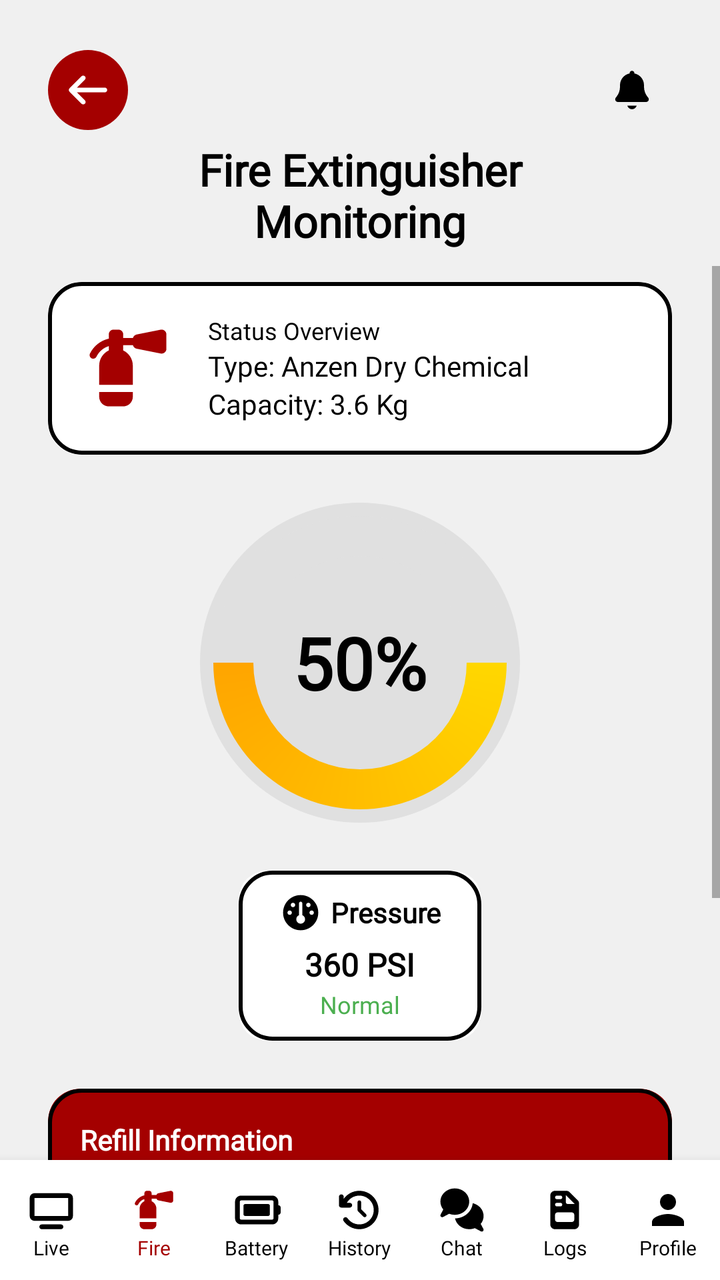
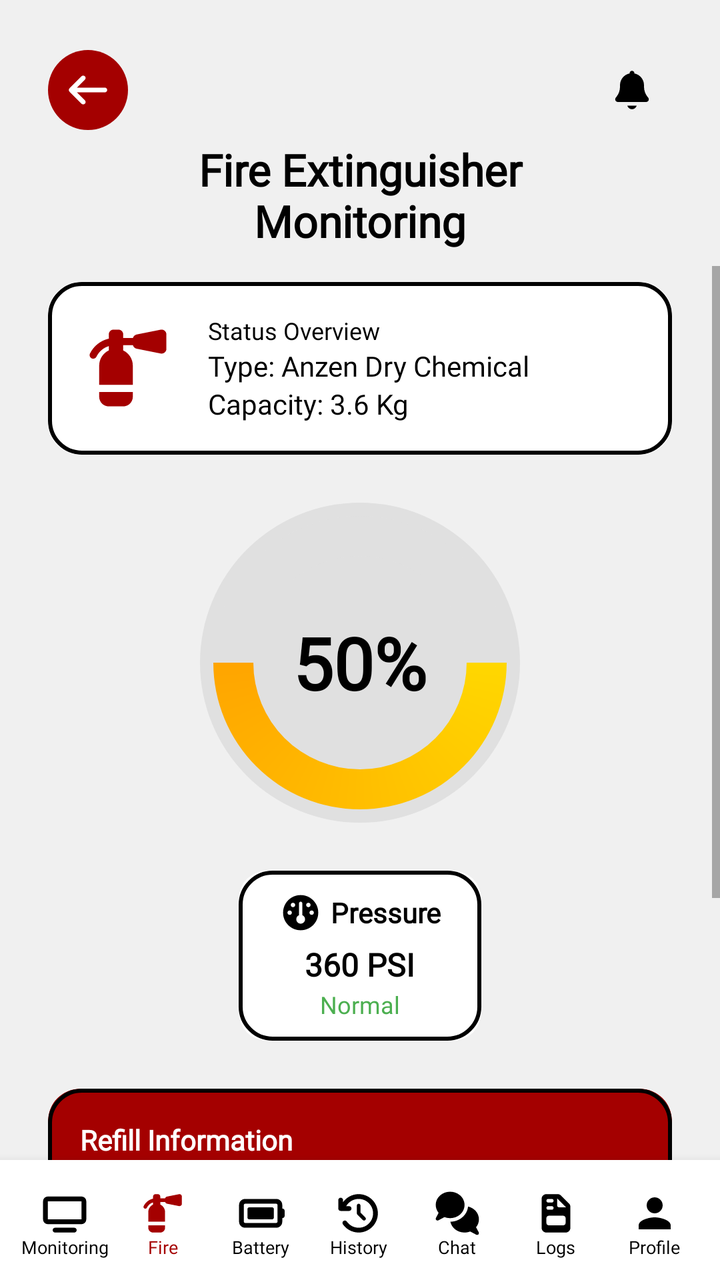

Before-and-after screenshots of an Android layout around one commit, followed by the original layout XML and the change that was made.
<!-- AndroidManifest.xml: application theme AppTheme -->
<!-- res/layout/activity_fire_extinguisher_monitoring.xml -->
<?xml version="1.0" encoding="utf-8"?>
<androidx.constraintlayout.widget.ConstraintLayout xmlns:android="http://schemas.android.com/apk/res/android"
    xmlns:app="http://schemas.android.com/apk/res-auto"
    xmlns:tools="http://schemas.android.com/tools"
    android:layout_width="match_parent"
    android:layout_height="match_parent"
    android:background="#F0F0F0"
    tools:context=".FireExtinguisherMonitoringActivity">


    <androidx.constraintlayout.widget.ConstraintLayout
        android:id="@+id/header_layout"
        android:layout_width="0dp"
        android:layout_height="wrap_content"
        android:paddingStart="24dp"
        android:paddingEnd="24dp"
        android:paddingTop="25dp"
        android:paddingBottom="8dp"
        app:layout_constraintEnd_toEndOf="parent"
        app:layout_constraintStart_toStartOf="parent"
        app:layout_constraintTop_toTopOf="parent">

        <ImageButton
            android:id="@+id/back_button"
            android:layout_width="40dp"
            android:layout_height="40dp"
            android:layout_marginTop="0dp"
            android:background="@drawable/rounded_red_button_bg_oval"
            android:contentDescription="Back"
            android:padding="8dp"
            android:scaleType="fitCenter"
            android:src="@drawable/ic_arrow_back"
            app:tint="#FFFFFF"
            app:layout_constraintStart_toStartOf="parent"
            app:layout_constraintTop_toTopOf="parent" />

        <ImageButton
            android:id="@+id/notificationButton"
            android:layout_width="40dp"
            android:layout_height="40dp"
            android:background="?attr/selectableItemBackgroundBorderless"
            android:contentDescription="Notifications"
            android:padding="8dp"
            android:scaleType="fitCenter"
            android:src="@drawable/ic_bell"
            app:tint="#000000"
            app:layout_constraintEnd_toEndOf="parent"
            app:layout_constraintTop_toTopOf="@id/back_button" />

        <TextView
            android:id="@+id/screen_title"
            android:layout_width="0dp"
            android:layout_height="wrap_content"
            android:text="Fire Extinguisher\nMonitoring"
            android:textColor="#000000"
            android:textSize="22sp"
            android:textStyle="bold"
            android:fontFamily="@font/poppins_black"
            android:gravity="center"
            android:layout_marginStart="16dp"
            android:layout_marginEnd="16dp"
            android:layout_marginTop="5dp"
            app:layout_constraintTop_toBottomOf="@id/back_button"
            app:layout_constraintStart_toEndOf="@id/back_button"
            app:layout_constraintEnd_toStartOf="@id/notificationButton"
            app:layout_constraintHorizontal_bias="0.5" />

    </androidx.constraintlayout.widget.ConstraintLayout>


    <ScrollView
        android:layout_width="0dp"
        android:layout_height="0dp"
        android:layout_marginTop="0dp" app:layout_constraintEnd_toEndOf="parent"
        app:layout_constraintStart_toStartOf="parent"
        app:layout_constraintTop_toBottomOf="@id/header_layout"
        app:layout_constraintBottom_toTopOf="@id/bottom_navigation_bar">

        <androidx.constraintlayout.widget.ConstraintLayout
            android:layout_width="match_parent"
            android:layout_height="wrap_content"
            android:paddingBottom="16dp"
            android:paddingTop="8dp">

            <androidx.cardview.widget.CardView
                android:id="@+id/status_overview_card"
                android:layout_width="0dp"
                android:layout_height="wrap_content"
                android:layout_marginStart="24dp"
                android:layout_marginEnd="24dp"
                android:layout_marginTop="0dp" app:cardCornerRadius="16dp"
                app:cardElevation="0dp"
                app:cardBackgroundColor="#FFFFFF"
                android:foreground="@drawable/rounded_card_outline_black"
                app:layout_constraintEnd_toEndOf="parent"
                app:layout_constraintStart_toStartOf="parent"
                app:layout_constraintTop_toTopOf="parent">

                <LinearLayout
                    android:layout_width="match_parent"
                    android:layout_height="wrap_content"
                    android:orientation="horizontal"
                    android:padding="16dp"
                    android:gravity="center_vertical">

                    <ImageView
                        android:layout_width="48dp"
                        android:layout_height="48dp"
                        android:src="@drawable/ic_extinguisher_red"
                        android:contentDescription="Fire Extinguisher Icon"
                        android:layout_marginEnd="16dp"
                        app:tint="#A40000" />

                    <LinearLayout
                        android:layout_width="0dp"
                        android:layout_height="wrap_content"
                        android:layout_weight="1"
                        android:orientation="vertical">

                        <TextView
                            android:layout_width="wrap_content"
                            android:layout_height="wrap_content"
                            android:text="Status Overview"
                            android:textColor="#000000"
                            android:textSize="12sp"
                            android:fontFamily="@font/poppins_regular" />

                        <TextView
                            android:id="@+id/extinguisher_type"
                            android:layout_width="wrap_content"
                            android:layout_height="wrap_content"
                            android:text="Type: Anzen Dry Chemical"
                            android:textColor="#000000"
                            android:textSize="14sp"
                            android:fontFamily="@font/poppins_bold" />

                        <TextView
                            android:id="@+id/extinguisher_capacity"
                            android:layout_width="wrap_content"
                            android:layout_height="wrap_content"
                            android:text="Capacity: 3.6 Kg"
                            android:textColor="#000000"
                            android:textSize="14sp"
                            android:fontFamily="@font/poppins_bold" />
                    </LinearLayout>
                </LinearLayout>
            </androidx.cardview.widget.CardView>

            <RelativeLayout
                android:id="@+id/progress_circle_layout"
                android:layout_width="160dp"
                android:layout_height="160dp"
                android:layout_marginTop="24dp"
                android:background="@drawable/circular_progress_background"
                app:layout_constraintEnd_toEndOf="parent"
                app:layout_constraintStart_toStartOf="parent"
                app:layout_constraintTop_toBottomOf="@id/status_overview_card">

                <ProgressBar
                    android:id="@+id/extinguisher_level_progress"
                    style="?android:attr/progressBarStyleHorizontal"
                    android:layout_width="match_parent"
                    android:layout_height="match_parent"
                    android:max="100"
                    android:progress="50"
                    android:progressDrawable="@drawable/circular_progress_bar" />

                <TextView
                    android:id="@+id/extinguisher_percentage"
                    android:layout_width="wrap_content"
                    android:layout_height="wrap_content"
                    android:layout_centerInParent="true"
                    android:text="50%"
                    android:textColor="#000000"
                    android:textSize="36sp"
                    android:textStyle="bold"
                    android:fontFamily="@font/poppins_bold" />
            </RelativeLayout>

            <androidx.cardview.widget.CardView
                android:id="@+id/pressure_card"
                android:layout_width="wrap_content"
                android:layout_height="wrap_content"
                android:layout_marginTop="24dp"
                app:cardCornerRadius="14dp"
                app:cardElevation="0dp"
                app:cardBackgroundColor="#FFFFFF"
                app:layout_constraintTop_toBottomOf="@id/progress_circle_layout"
                app:layout_constraintStart_toStartOf="parent"
                app:layout_constraintEnd_toEndOf="parent">

                <FrameLayout
                    android:layout_width="wrap_content"
                    android:layout_height="wrap_content"
                    android:background="@drawable/rounded_card_outline_black"
                    android:paddingVertical="10dp"
                    android:paddingHorizontal="20dp">

                    <LinearLayout
                        android:layout_width="wrap_content"
                        android:layout_height="wrap_content"
                        android:orientation="vertical"
                        android:gravity="center_horizontal">

                        <LinearLayout
                            android:layout_width="wrap_content"
                            android:layout_height="wrap_content"
                            android:orientation="horizontal"
                            android:gravity="center"
                            android:layout_marginBottom="4dp">

                            <ImageView
                                android:id="@+id/pressure_icon"
                                android:layout_width="22dp"
                                android:layout_height="22dp"
                                android:src="@drawable/ic_pressure_gauge"
                                android:contentDescription="Pressure Gauge Icon"
                                app:tint="#000000"
                                android:layout_marginEnd="4dp" />

                            <TextView
                                android:id="@+id/pressure_label"
                                android:layout_width="wrap_content"
                                android:layout_height="wrap_content"
                                android:text="Pressure"
                                android:textColor="#000000"
                                android:textSize="14sp"
                                android:textStyle="bold"
                                android:fontFamily="@font/poppins_bold" />
                        </LinearLayout>

                        <TextView
                            android:id="@+id/pressure_value"
                            android:layout_width="wrap_content"
                            android:layout_height="wrap_content"
                            android:text="360 PSI"
                            android:textColor="#000000"
                            android:textSize="16sp"
                            android:textStyle="bold"
                            android:fontFamily="@font/poppins_bold"
                            android:layout_marginBottom="1dp" />

                        <TextView
                            android:id="@+id/pressure_status"
                            android:layout_width="wrap_content"
                            android:layout_height="wrap_content"
                            android:text="Normal"
                            android:textColor="#4CAF50"
                            android:textSize="12sp"
                            android:fontFamily="@font/poppins_regular" />
                    </LinearLayout>
                </FrameLayout>
            </androidx.cardview.widget.CardView>



            <androidx.cardview.widget.CardView
                android:id="@+id/refill_info_card"
                android:layout_width="0dp"
                android:layout_height="wrap_content"
                android:layout_marginStart="24dp"
                android:layout_marginEnd="24dp"
                android:layout_marginTop="24dp"
                app:cardCornerRadius="16dp"
                app:cardElevation="0dp"
                app:cardBackgroundColor="#A40000"
                android:foreground="@drawable/rounded_card_outline_black"
                app:layout_constraintEnd_toEndOf="parent"
                app:layout_constraintStart_toStartOf="parent"
                app:layout_constraintTop_toBottomOf="@id/pressure_card">

                <LinearLayout
                    android:layout_width="match_parent"
                    android:layout_height="wrap_content"
                    android:orientation="vertical"
                    android:padding="16dp">

                    <TextView
                        android:layout_width="wrap_content"
                        android:layout_height="wrap_content"
                        android:text="Refill Information"
                        android:textColor="#FFFFFF"
                        android:textSize="14sp"
                        android:textStyle="bold"
                        android:fontFamily="@font/poppins_bold"
                        android:layout_marginBottom="8dp" />

                    <TextView
                        android:id="@+id/last_refill_date"
                        android:layout_width="wrap_content"
                        android:layout_height="wrap_content"
                        android:text="Last Refill: 15 May 2023"
                        android:textColor="#FFFFFF"
                        android:textSize="14sp"
                        android:fontFamily="@font/poppins_regular"
                        android:layout_marginBottom="4dp" />

                    <TextView
                        android:id="@+id/expiration_date"
                        android:layout_width="wrap_content"
                        android:layout_height="wrap_content"
                        android:text="Expiration Date: 15 May 2033"
                        android:textColor="#FFFFFF"
                        android:textSize="14sp"
                        android:fontFamily="@font/poppins_regular"
                        android:layout_marginBottom="12dp" />

                    <CheckBox
                        android:id="@+id/enable_reminders_checkbox"
                        android:layout_width="wrap_content"
                        android:layout_height="wrap_content"
                        android:text="Enable refill reminders"
                        android:textColor="#FFFFFF"
                        android:textSize="14sp"
                        android:fontFamily="@font/poppins_regular"
                        android:buttonTint="#FFFFFF"
                        android:layout_marginBottom="12dp" />

                    <Button
                        android:id="@+id/refill_guide_button"
                        android:layout_width="match_parent"
                        android:layout_height="wrap_content"
                        android:text="Refill Guide"
                        android:textColor="#A40000"
                        android:textSize="16sp"
                        android:textStyle="bold"
                        android:fontFamily="@font/poppins_bold"
                        android:background="@drawable/rounded_white_button_bg_large"
                        android:minHeight="48dp" />

                </LinearLayout>
            </androidx.cardview.widget.CardView>

        </androidx.constraintlayout.widget.ConstraintLayout>
    </ScrollView>

    
    <LinearLayout
        android:id="@+id/bottom_navigation_bar"
        android:layout_width="0dp"
        android:layout_height="60dp"
        android:background="#FFFFFF"
        android:orientation="horizontal"
        android:weightSum="7"
        android:elevation="8dp"
        app:layout_constraintBottom_toBottomOf="parent"
        app:layout_constraintEnd_toEndOf="parent"
        app:layout_constraintStart_toStartOf="parent">

        <LinearLayout
            android:id="@+id/nav_live"
            android:layout_width="0dp"
            android:layout_height="match_parent"
            android:layout_weight="1"
            android:orientation="vertical"
            android:gravity="center"
            android:clickable="true"
            android:focusable="true"
            android:background="?attr/selectableItemBackgroundBorderless"
            android:paddingTop="4dp">
            <ImageView
                android:layout_width="24dp"
                android:layout_height="24dp"
                android:src="@drawable/ic_live_default"
                app:tint="#000000"
                android:contentDescription="Navigation Icon" />
            <TextView
                android:layout_width="wrap_content"
                android:layout_height="wrap_content"
                android:text="Live"
                android:textSize="10sp"
                android:textColor="#000000"
                android:fontFamily="@font/poppins_regular" />
        </LinearLayout>

        <LinearLayout
            android:id="@+id/nav_fire"
            android:layout_width="0dp"
            android:layout_height="match_parent"
            android:layout_weight="1"
            android:orientation="vertical"
            android:gravity="center"
            android:clickable="true"
            android:focusable="true"
            android:background="?attr/selectableItemBackgroundBorderless"
            android:paddingTop="4dp">
            <ImageView
                android:layout_width="24dp"
                android:layout_height="24dp"
                android:src="@drawable/ic_fire_extinguisher"
                app:tint="#A40000"
                android:contentDescription="Navigation Icon" />
            <TextView
                android:layout_width="wrap_content"
                android:layout_height="wrap_content"
                android:text="Fire"
                android:textSize="10sp"
                android:textColor="#A40000"
                android:fontFamily="@font/poppins_regular" />
        </LinearLayout>

        <LinearLayout
            android:id="@+id/nav_battery"
            android:layout_width="0dp"
            android:layout_height="match_parent"
            android:layout_weight="1"
            android:orientation="vertical"
            android:gravity="center"
            android:clickable="true"
            android:focusable="true"
            android:background="?attr/selectableItemBackgroundBorderless"
            android:paddingTop="4dp">
            <ImageView
                android:layout_width="24dp"
                android:layout_height="24dp"
                android:src="@drawable/ic_battery_default"
                app:tint="#000000"
                android:contentDescription="Navigation Icon" />
            <TextView
                android:layout_width="wrap_content"
                android:layout_height="wrap_content"
                android:text="Battery"
                android:textSize="10sp"
                android:textColor="#000000"
                android:fontFamily="@font/poppins_regular" />
        </LinearLayout>

        <LinearLayout
            android:id="@+id/nav_history"
            android:layout_width="0dp"
            android:layout_height="match_parent"
            android:layout_weight="1"
            android:orientation="vertical"
            android:gravity="center"
            android:clickable="true"
            android:focusable="true"
            android:background="?attr/selectableItemBackgroundBorderless"
            android:paddingTop="4dp">
            <ImageView
                android:layout_width="24dp"
                android:layout_height="24dp"
                android:src="@drawable/ic_history_default"
                app:tint="#000000"
                android:contentDescription="Navigation Icon" />
            <TextView
                android:layout_width="wrap_content"
                android:layout_height="wrap_content"
                android:text="History"
                android:textSize="10sp"
                android:textColor="#000000"
                android:fontFamily="@font/poppins_regular" />
        </LinearLayout>

        <LinearLayout
            android:id="@+id/nav_chat"
            android:layout_width="0dp"
            android:layout_height="match_parent"
            android:layout_weight="1"
            android:orientation="vertical"
            android:gravity="center"
            android:clickable="true"
            android:focusable="true"
            android:background="?attr/selectableItemBackgroundBorderless"
            android:paddingTop="4dp">
            <ImageView
                android:layout_width="24dp"
                android:layout_height="24dp"
                android:src="@drawable/ic_chat_default"
                app:tint="#000000"
                android:contentDescription="Navigation Icon" />
            <TextView
                android:layout_width="wrap_content"
                android:layout_height="wrap_content"
                android:text="Chat"
                android:textSize="10sp"
                android:textColor="#000000"
                android:fontFamily="@font/poppins_regular" />
        </LinearLayout>

        <LinearLayout
            android:id="@+id/nav_logs"
            android:layout_width="0dp"
            android:layout_height="match_parent"
            android:layout_weight="1"
            android:orientation="vertical"
            android:gravity="center"
            android:clickable="true"
            android:focusable="true"
            android:background="?attr/selectableItemBackgroundBorderless"
            android:paddingTop="4dp">
            <ImageView
                android:layout_width="24dp"
                android:layout_height="24dp"
                android:src="@drawable/ic_logs_default"
                app:tint="#000000"
                android:contentDescription="Navigation Icon" />
            <TextView
                android:layout_width="wrap_content"
                android:layout_height="wrap_content"
                android:text="Logs"
                android:textSize="10sp"
                android:textColor="#000000"
                android:fontFamily="@font/poppins_regular" />
        </LinearLayout>

        <LinearLayout
            android:id="@+id/nav_profile"
            android:layout_width="0dp"
            android:layout_height="match_parent"
            android:layout_weight="1"
            android:orientation="vertical"
            android:gravity="center"
            android:clickable="true"
            android:focusable="true"
            android:background="?attr/selectableItemBackgroundBorderless"
            android:paddingTop="4dp">
            <ImageView
                android:layout_width="24dp"
                android:layout_height="24dp"
                android:src="@drawable/person_icon"
                app:tint="#000000"
                android:contentDescription="Navigation Icon" />
            <TextView
                android:layout_width="wrap_content"
                android:layout_height="wrap_content"
                android:text="Profile"
                android:textSize="10sp"
                android:textColor="#000000"
                android:fontFamily="@font/poppins_regular" />
        </LinearLayout>

    </LinearLayout>

</androidx.constraintlayout.widget.ConstraintLayout>
<!-- resources referenced by this layout -->
<resources>
  <!-- drawable circular_progress_background (drawable) -->
  <?xml version="1.0" encoding="utf-8"?>
  <shape xmlns:android="http://schemas.android.com/apk/res/android"
      android:shape="oval">
      <solid android:color="#E0E0E0" />
  </shape>
  <!-- drawable ic_arrow_back (drawable) -->
  <?xml version="1.0" encoding="utf-8"?>
  <vector xmlns:android="http://schemas.android.com/apk/res/android"
      android:width="640dp"
      android:height="640dp"
      android:viewportWidth="640"
      android:viewportHeight="640">
  
      <path
          android:fillColor="#ffffff"
          android:pathData="M73.4 297.4C60.9 309.9 60.9 330.2 73.4 342.7L233.4 502.7C245.9 515.2 266.2 515.2 278.7 502.7C291.2 490.2 291.2 469.9 278.7 457.4L173.3 352L544 352C561.7 352 576 337.7 576 320C576 302.3 561.7 288 544 288L173.3 288L278.7 182.6C291.2 170.1 291.2 149.8 278.7 137.3C266.2 124.8 245.9 124.8 233.4 137.3L73.4 297.3z" />
  </vector>
  <!-- drawable ic_live_default (drawable) -->
  <?xml version="1.0" encoding="utf-8"?>
  <vector xmlns:android="http://schemas.android.com/apk/res/android"
      android:width="640dp"
      android:height="640dp"
      android:viewportWidth="640"
      android:viewportHeight="640">
  
      <path
          android:fillColor="#1f1f1f"
          android:pathData="M96 160L96 400L544 400L544 160L96 160zM32 160C32 124.7 60.7 96 96 96L544 96C579.3 96 608 124.7 608 160L608 400C608 435.3 579.3 464 544 464L96 464C60.7 464 32 435.3 32 400L32 160zM192 512L448 512C465.7 512 480 526.3 480 544C480 561.7 465.7 576 448 576L192 576C174.3 576 160 561.7 160 544C160 526.3 174.3 512 192 512z" />
  </vector>
  <!-- drawable person_icon (drawable) -->
  <vector xmlns:android="http://schemas.android.com/apk/res/android" android:height="24dp" android:tint="#FFFFFF" android:viewportHeight="24" android:viewportWidth="24" android:width="24dp">
        
      <path android:fillColor="@android:color/white" android:pathData="M12,12c2.21,0 4,-1.79 4,-4s-1.79,-4 -4,-4 -4,1.79 -4,4 1.79,4 4,4zM12,14c-2.67,0 -8,1.34 -8,4v2h16v-2c0,-2.66 -5.33,-4 -8,-4z"/>
      
  </vector>
  <!-- drawable rounded_card_outline_black (drawable) -->
  <?xml version="1.0" encoding="utf-8"?>
  <shape xmlns:android="http://schemas.android.com/apk/res/android"
      android:shape="rectangle">
      <stroke android:width="2dp" android:color="#000000" /> <corners android:radius="16dp" />
      <solid android:color="@android:color/transparent"/>
  </shape>
  <!-- drawable rounded_red_button_bg_oval (drawable) -->
  <?xml version="1.0" encoding="utf-8"?>
  <shape xmlns:android="http://schemas.android.com/apk/res/android"
      android:shape="oval">
      <solid android:color="#A40000" />
  </shape>
  <!-- drawable rounded_white_button_bg_large (drawable) -->
  <?xml version="1.0" encoding="utf-8"?>
  <shape xmlns:android="http://schemas.android.com/apk/res/android"
      android:shape="rectangle">
      <solid android:color="#FFFFFF" />
      <corners android:radius="12dp" />
  </shape>
  <style name="AppTheme" parent="Theme.AppCompat.Light.DarkActionBar">
          <item name="colorPrimary">@color/colorPrimary</item>
          <item name="colorPrimaryDark">@color/colorPrimaryDark</item>
          <item name="colorAccent">@color/colorAccent</item>
  
          <item name="actionBarStyle">@style/CustomActionBar</item>
      </style>
  <color name="colorPrimary">#8E1616</color>
  <color name="colorPrimaryDark">#5E0E0E</color>
  <color name="colorAccent">#FF6B35</color>
  <style name="CustomActionBar" parent="@style/Widget.AppCompat.ActionBar">
          <item name="background">@color/colorPrimary</item>
          <item name="titleTextStyle">@style/BoldCapsActionBarText</item>
      </style>
  <style name="BoldCapsActionBarText" parent="@style/TextAppearance.AppCompat.Widget.ActionBar.Title">
          <item name="android:textStyle">bold</item>
          <item name="android:fontFamily">@font/poppins_bold</item>
          <item name="android:textAllCaps">true</item>
          <item name="android:textColor">@color/white</item>
      </style>
  <color name="white">#FFFFFF</color>
  <!-- unchanged entries left out for length: 9 -->
</resources>

<!-- the commit's change to res/layout/activity_fire_extinguisher_monitoring.xml (unified diff, before → after) -->
@@ -334,7 +334,6 @@
         </androidx.constraintlayout.widget.ConstraintLayout>
     </ScrollView>
 
-    
     <LinearLayout
         android:id="@+id/bottom_navigation_bar"
         android:layout_width="0dp"
@@ -343,12 +342,14 @@
         android:orientation="horizontal"
         android:weightSum="7"
         android:elevation="8dp"
+        android:paddingStart="8dp"
+        android:paddingEnd="8dp"
         app:layout_constraintBottom_toBottomOf="parent"
         app:layout_constraintEnd_toEndOf="parent"
         app:layout_constraintStart_toStartOf="parent">
 
         <LinearLayout
-            android:id="@+id/nav_live"
+            android:id="@+id/nav_monitoring"
             android:layout_width="0dp"
             android:layout_height="match_parent"
             android:layout_weight="1"
@@ -367,10 +368,11 @@
             <TextView
                 android:layout_width="wrap_content"
                 android:layout_height="wrap_content"
-                android:text="Live"
-                android:textSize="10sp"
+                android:text="Monitoring"
+                android:textSize="9sp"
                 android:textColor="#000000"
-                android:fontFamily="@font/poppins_regular" />
+                android:fontFamily="@font/poppins_regular"
+                android:includeFontPadding="false" />
         </LinearLayout>
 
         <LinearLayout
@@ -394,9 +396,10 @@
                 android:layout_width="wrap_content"
                 android:layout_height="wrap_content"
                 android:text="Fire"
-                android:textSize="10sp"
+                android:textSize="9sp"
                 android:textColor="#A40000"
-                android:fontFamily="@font/poppins_regular" />
+                android:fontFamily="@font/poppins_regular"
+                android:includeFontPadding="false" />
         </LinearLayout>
 
         <LinearLayout
@@ -420,9 +423,10 @@
                 android:layout_width="wrap_content"
                 android:layout_height="wrap_content"
                 android:text="Battery"
-                android:textSize="10sp"
+                android:textSize="9sp"
                 android:textColor="#000000"
-                android:fontFamily="@font/poppins_regular" />
+                android:fontFamily="@font/poppins_regular"
+                android:includeFontPadding="false" />
         </LinearLayout>
 
         <LinearLayout
@@ -446,9 +450,10 @@
                 android:layout_width="wrap_content"
                 android:layout_height="wrap_content"
                 android:text="History"
-                android:textSize="10sp"
+                android:textSize="9sp"
                 android:textColor="#000000"
-                android:fontFamily="@font/poppins_regular" />
+                android:fontFamily="@font/poppins_regular"
+                android:includeFontPadding="false" />
         </LinearLayout>
 
         <LinearLayout
@@ -472,9 +477,10 @@
                 android:layout_width="wrap_content"
                 android:layout_height="wrap_content"
                 android:text="Chat"
-                android:textSize="10sp"
+                android:textSize="9sp"
                 android:textColor="#000000"
-                android:fontFamily="@font/poppins_regular" />
+                android:fontFamily="@font/poppins_regular"
+                android:includeFontPadding="false" />
         </LinearLayout>
 
         <LinearLayout
@@ -498,9 +504,10 @@
                 android:layout_width="wrap_content"
                 android:layout_height="wrap_content"
                 android:text="Logs"
-                android:textSize="10sp"
+                android:textSize="9sp"
                 android:textColor="#000000"
-                android:fontFamily="@font/poppins_regular" />
+                android:fontFamily="@font/poppins_regular"
+                android:includeFontPadding="false" />
         </LinearLayout>
 
         <LinearLayout
@@ -524,11 +531,11 @@
                 android:layout_width="wrap_content"
                 android:layout_height="wrap_content"
                 android:text="Profile"
-                android:textSize="10sp"
+                android:textSize="9sp"
                 android:textColor="#000000"
-                android:fontFamily="@font/poppins_regular" />
+                android:fontFamily="@font/poppins_regular"
+                android:includeFontPadding="false" />
         </LinearLayout>
 
     </LinearLayout>
-
 </androidx.constraintlayout.widget.ConstraintLayout>
